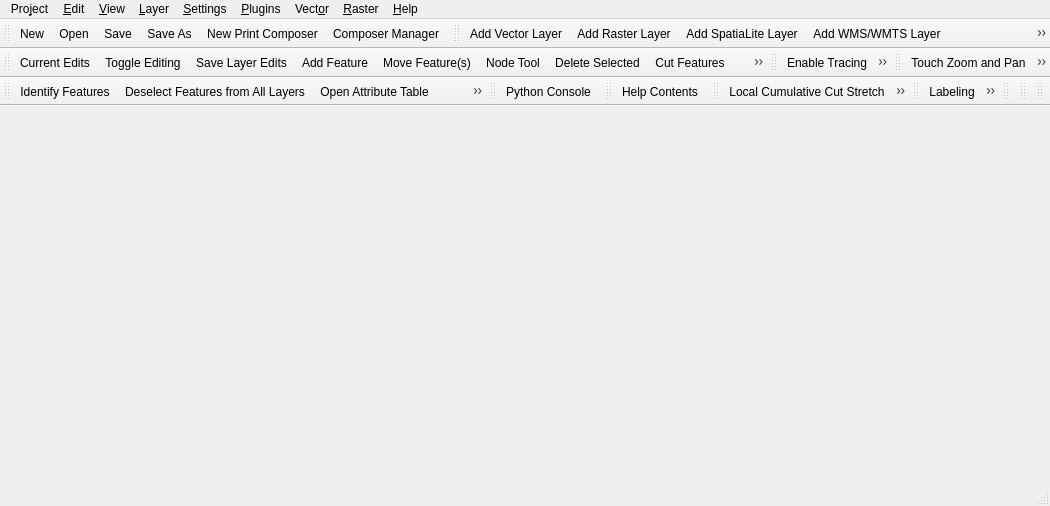
The window that src/ui/qgisapp.ui (qgis/QGIS) describes before a commit, drawn with Qt 5.
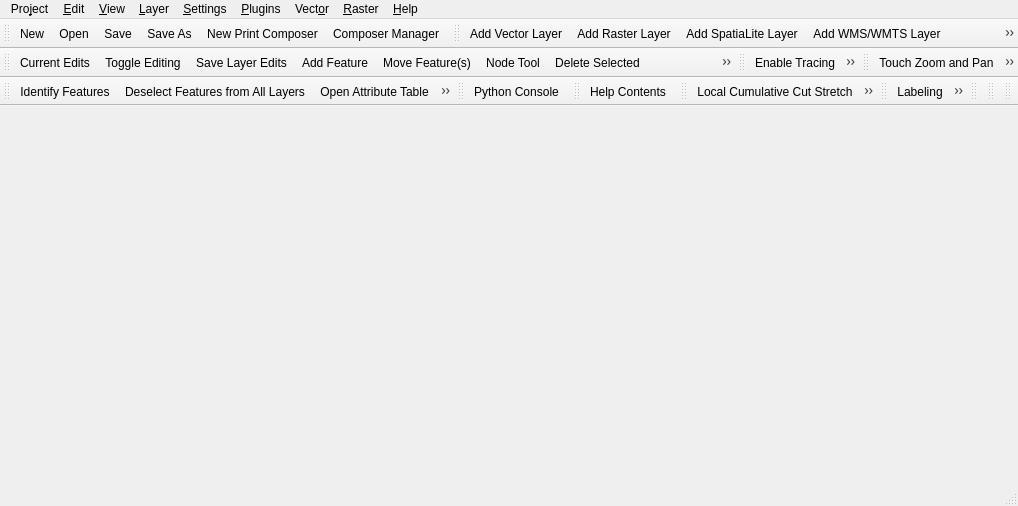
The same window after the commit. Icons and pictures are not drawn.

Commit message: Move bookmarks toolbar icons to navigation group

```diff
--- a/src/ui/qgisapp.ui
+++ b/src/ui/qgisapp.ui
@@ -6,7 +6,7 @@
    <rect>
     <x>0</x>
     <y>0</y>
-    <width>1050</width>
+    <width>1018</width>
     <height>506</height>
    </rect>
   </property>
@@ -16,7 +16,7 @@
     <rect>
      <x>0</x>
      <y>0</y>
-     <width>1050</width>
+     <width>1018</width>
      <height>25</height>
     </rect>
    </property>
@@ -428,6 +428,8 @@
    <addaction name="mActionZoomToLayer"/>
    <addaction name="mActionZoomLast"/>
    <addaction name="mActionZoomNext"/>
+   <addaction name="mActionNewBookmark"/>
+   <addaction name="mActionShowBookmarks"/>
    <addaction name="mActionDraw"/>
   </widget>
   <widget class="QToolBar" name="mAttributesToolBar">
@@ -449,8 +451,6 @@
    <addaction name="mActionOpenFieldCalc"/>
    <addaction name="mActionStatisticalSummary"/>
    <addaction name="mActionMapTips"/>
-   <addaction name="mActionNewBookmark"/>
-   <addaction name="mActionShowBookmarks"/>
   </widget>
   <widget class="QToolBar" name="mPluginToolBar">
    <property name="windowTitle">
```
